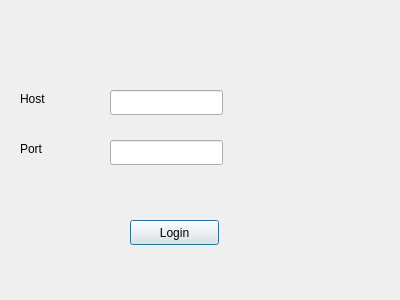
Above: src/store_package/ui/login.ui from cccsssshh/Aris_Team5 before the change. Below: the same form after it.
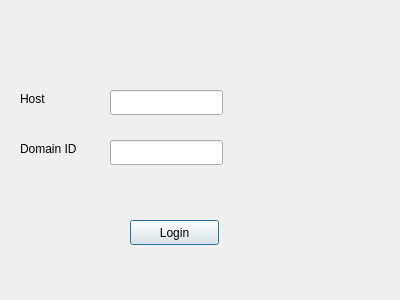
That is the form after the change.

```diff
--- a/src/store_package/ui/login.ui
+++ b/src/store_package/ui/login.ui
@@ -44,12 +44,12 @@
     <rect>
      <x>20</x>
      <y>140</y>
-     <width>67</width>
+     <width>71</width>
      <height>17</height>
     </rect>
    </property>
    <property name="text">
-    <string>Port</string>
+    <string>Domain ID</string>
    </property>
   </widget>
   <widget class="QLineEdit" name="hostLine">
```
Left out of the diff: 7 changed lines with no effect on the pictures.
